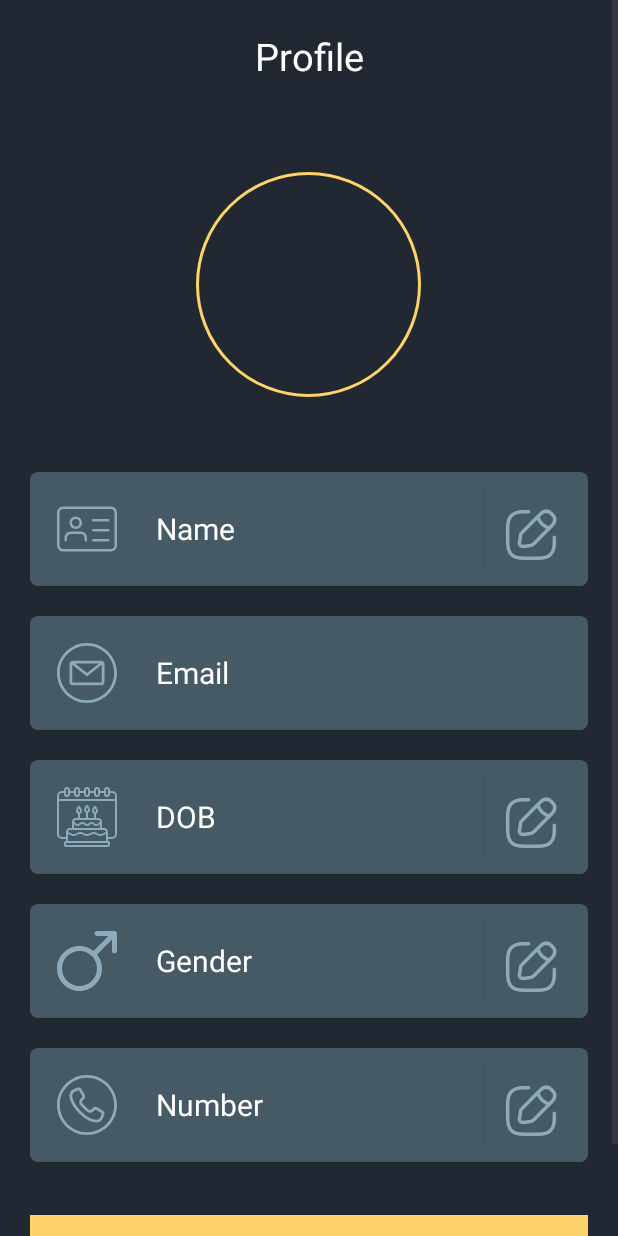
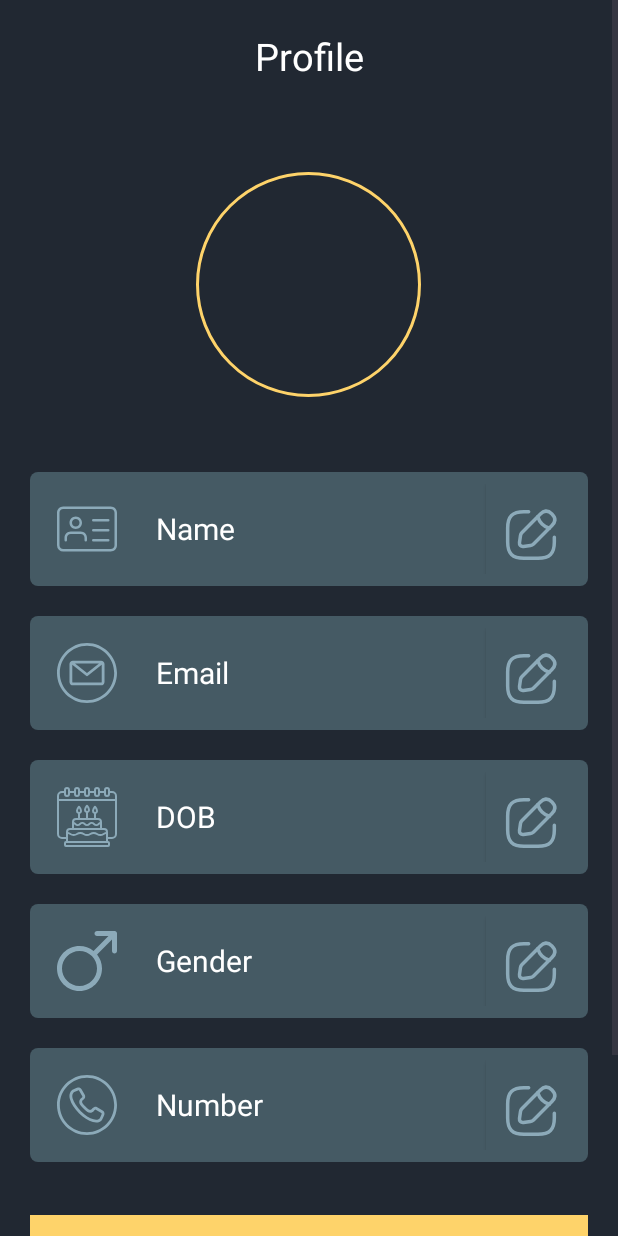
Before and after one commit to TarunSingh2002/Quize-APP, an Android app: the profile screen opened directly, with no data from a screen before it, on a phone screen of 412 x 824 dp. Run offline under Robolectric (Android 15) with nearby library versions, the phone set to English and light mode, and no system bars; our stand-ins replace Firebase (no records; nobody signed in at launch, a user with empty details on screens opened directly).

Commit message:
24th_commit

```diff
--- a/app/src/main/AndroidManifest.xml
+++ b/app/src/main/AndroidManifest.xml
@@ -12,6 +12,12 @@
         android:supportsRtl="true"
         android:theme="@style/Base.Theme.TODOLIST"
         tools:targetApi="31">
+        <activity
+            android:name=".deleteProfile"
+            android:exported="false" />
+        <activity
+            android:name=".updatePassword"
+            android:exported="false" />
         <activity
             android:name=".MainActivity2"
             android:exported="false" />
--- a/app/src/main/java/com/example/todolist/profile.java
+++ b/app/src/main/java/com/example/todolist/profile.java
@@ -62,7 +62,7 @@ public class profile extends AppCompatActivity {
             avatar31 , avatar32 , avatar33 , avatar34 , avatar35 , avatar36 , avatar37 , avatar38 , avatar39 , avatar40,
             avatar41 , avatar42 , avatar43 , avatar44 , avatar45 , avatar46 , avatar47 , avatar48 , avatar49 , avatar50;
     private FirebaseAuth auth;
-    AppCompatButton btn;
+    AppCompatButton btn , updatePassword , btn2;
     private ALoadingDialog aLoadingDialog;
     private AppCompatTextView name_view , email_view , dob_view  , gender_view , number_view;
     private AppCompatButton name_change  , dob_change  , gender_change , number_change;
@@ -82,7 +82,9 @@ public class profile extends AppCompatActivity {
         aLoadingDialog = new ALoadingDialog(this);
         //button
         btn=findViewById(R.id.loginOut);
+        btn2=findViewById(R.id.deleteProfile);
         name_change = findViewById(R.id.buttonEnd);
+        updatePassword=findViewById(R.id.buttonEnd2);
         dob_change = findViewById(R.id.buttonEnd4);
         gender_change = findViewById(R.id.buttonEnd5);
         number_change = findViewById(R.id.buttonEnd6);
@@ -93,6 +95,22 @@ public class profile extends AppCompatActivity {
         gender_view  = findViewById(R.id.gender);
         number_view  = findViewById(R.id.number);
         //change button click listener
+        btn2.setOnClickListener(new View.OnClickListener() {
+            @Override
+            public void onClick(View view) {
+                Intent intent = new Intent(profile.this, deleteProfile.class);
+                intent.setFlags(Intent.FLAG_ACTIVITY_CLEAR_TOP | Intent.FLAG_ACTIVITY_SINGLE_TOP);
+                startActivity(intent);
+            }
+        });
+        updatePassword.setOnClickListener(new View.OnClickListener() {
+            @Override
+            public void onClick(View view) {
+                Intent intent = new Intent(profile.this, updatePassword.class);
+                intent.setFlags(Intent.FLAG_ACTIVITY_CLEAR_TOP | Intent.FLAG_ACTIVITY_SINGLE_TOP);
+                startActivity(intent);
+            }
+        });
         name_change.setOnClickListener(new View.OnClickListener() {
             @Override
             public void onClick(View view) {
--- /dev/null
+++ b/app/src/main/res/drawable/remove_user.xml
@@ -0,0 +1,5 @@
+<vector android:height="24dp" android:viewportHeight="512"
+    android:viewportWidth="512" android:width="24dp" xmlns:android="http://schemas.android.com/apk/res/android">
+    <path android:fillColor="#000000" android:pathData="M407.67,280.6c-21.69,-15.59 -45.31,-27.58 -70.18,-35.78C370.57,219.99 392,180.45 392,136 392,61.01 330.99,0 256,0S120,61.01 120,136c0,44.5 21.49,84.08 54.63,108.91 -30.37,10 -58.86,25.56 -83.8,46.07 -45.73,37.62 -77.53,90.09 -89.53,147.74 -3.76,18.07 0.75,36.62 12.36,50.91C25.22,503.85 42.37,512 60.69,512L267,512c11.05,0 20,-8.95 20,-20s-8.95,-20 -20,-20L60.69,472c-8.54,0 -13.69,-4.77 -16,-7.61 -3.99,-4.91 -5.53,-11.29 -4.24,-17.52 20.76,-99.69 108.69,-172.52 210.24,-174.98a137.23,137.23 0,0 0,10.64 -0c44.47,1.05 86.88,15.24 122.99,41.18 8.97,6.45 21.47,4.4 27.91,-4.57 6.45,-8.97 4.4,-21.47 -4.57,-27.91zM260.87,231.88a263.13,263.13 0,0 0,-9.71 0C200.46,229.35 160,187.31 160,136c0,-52.94 43.06,-96 96,-96s96,43.06 96,96c0,51.3 -40.45,93.33 -91.13,95.88z"/>
+    <path android:fillColor="#000000" android:pathData="m455.29,427 l50.86,-50.86c7.81,-7.81 7.81,-20.48 0,-28.28 -7.81,-7.81 -20.47,-7.81 -28.28,0L427,398.71l-50.86,-50.86c-7.81,-7.81 -20.47,-7.81 -28.28,0 -7.81,7.81 -7.81,20.48 0,28.28L398.71,427l-50.86,50.86c-7.81,7.81 -7.81,20.48 0,28.28A19.93,19.93 0,0 0,362 512a19.94,19.94 0,0 0,14.14 -5.86L427,455.29l50.86,50.86A19.94,19.94 0,0 0,492 512a19.94,19.94 0,0 0,14.14 -5.86c7.81,-7.81 7.81,-20.48 0,-28.28L455.29,427z"/>
+</vector>
--- a/app/src/main/res/layout/activity_profile.xml
+++ b/app/src/main/res/layout/activity_profile.xml
@@ -83,7 +83,16 @@
                 app:layout_constraintBottom_toBottomOf="parent"
                 app:layout_constraintStart_toStartOf="parent"
                 app:layout_constraintTop_toTopOf="parent" />
-
+            <androidx.appcompat.widget.AppCompatButton
+                android:id="@+id/buttonEnd2"
+                android:layout_width="60dp"
+                android:layout_height="60dp"
+                android:background="@color/liteBlue"
+                android:padding="15dp"
+                app:layout_constraintTop_toTopOf="parent"
+                app:layout_constraintBottom_toBottomOf="parent"
+                android:drawableTop="@drawable/editedit"
+                app:layout_constraintEnd_toEndOf="parent"/>
             <androidx.appcompat.widget.AppCompatTextView
                 android:id="@+id/email"
                 android:layout_width="0dp"
@@ -92,10 +101,10 @@
                 android:text="Email"
                 android:textColor="@color/white"
                 android:textSize="20sp"
-                app:layout_constraintBottom_toBottomOf="parent"
-                app:layout_constraintEnd_toEndOf="parent"
                 app:layout_constraintStart_toEndOf="@id/imageViewStart2"
-                app:layout_constraintTop_toTopOf="parent" />
+                app:layout_constraintEnd_toStartOf="@id/buttonEnd2"
+                app:layout_constraintTop_toTopOf="parent"
+                app:layout_constraintBottom_toBottomOf="parent" />
         </androidx.constraintlayout.widget.ConstraintLayout>
 
         <androidx.constraintlayout.widget.ConstraintLayout
@@ -215,6 +224,7 @@
         <FrameLayout
             android:layout_width="match_parent"
             android:background="@color/golden"
+            android:layout_marginBottom="15dp"
             android:layout_height="wrap_content">
             <ImageView
                 android:layout_width="wrap_content"
@@ -233,5 +243,26 @@
                 android:background="@drawable/button_style_four"
                 android:text="Logout"/>
         </FrameLayout>
+        <FrameLayout
+            android:layout_width="match_parent"
+            android:background="@color/golden"
+            android:layout_height="wrap_content">
+            <ImageView
+                android:layout_width="wrap_content"
+                android:layout_height="wrap_content"
+                android:src="@drawable/remove_user"
+                android:layout_gravity="left|center_vertical"
+                android:layout_marginStart="80dp"
+                android:layout_toStartOf="@id/loginOut"/>
+            <androidx.appcompat.widget.AppCompatButton
+                android:id="@+id/deleteProfile"
+                android:layout_width="match_parent"
+                android:layout_height="60dp"
+                app:cornerRadius="10dp"
+                android:textColor="@color/black"
+                android:textStyle="bold"
+                android:background="@drawable/button_style_four"
+                android:text="Delete your Profile"/>
+        </FrameLayout>
     </LinearLayout>
 </ScrollView>
```
Also changed, not shown: app/src/main/java/com/example/todolist/deleteProfile.java (added, +16 -0 lines), app/src/main/java/com/example/todolist/updatePassword.java (added, +224 -0 lines), app/src/main/res/drawable/button_style_five.xml (added, +25 -0 lines), app/src/main/res/layout/activity_delete_profile.xml (added, +9 -0 lines), app/src/main/res/layout/activity_update_password.xml (added, +131 -0 lines).
